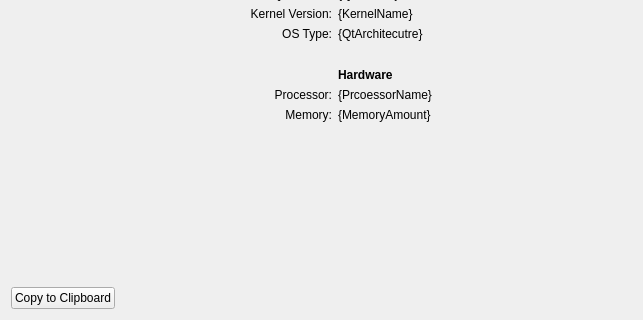
Before: the Qt Designer form Modules/about-distro/src/Module.ui in KDE/kinfocenter, drawn with Qt 5; both pictures show x 0 to 643 and y 266 to 586 of the 643 by 586 pixel window.
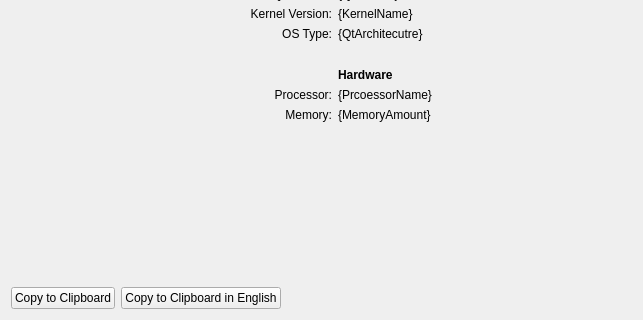
After: the same form once the commit is applied. Icons and pictures are not drawn.

Commit message:
Copy to Clipboard in English
Summary:
Add a new button to copy to clipboard in English for usage in bug report. This
doesn't affect existing copy button which copy translated information for usage in local
forum, etc.

{F6504795}

Copied example:

Operating System: openSUSE Tumbleweed 20181219
KDE Frameworks Version: 5.53.0
Qt Version: 5.12.0
Kernel Version: 4.19.8-1-default
OS Type: 64-bit
Processors: 8 × Intel® Core™ i7-4710MQ CPU @ 2.50GHz
Memory: 7.7 GiB

Reviewers: #plasma, ngraham

Reviewed By: ngraham

Subscribers: ngraham, plasma-devel

Tags: #plasma

Patch:
```diff
--- a/Modules/about-distro/src/Module.ui
+++ b/Modules/about-distro/src/Module.ui
@@ -367,6 +367,20 @@
       </widget>
      </item>
      <item row="0" column="1">
+         <widget class="QPushButton" name="pushButtonCopyInfoInEnglish">
+             <property name="toolTip">
+                 <string>Copy software and hardware information to clipboard in English</string>
+             </property>
+             <property name="text">
+                 <string>Copy to Clipboard in English</string>
+             </property>
+             <property name="icon">
+                 <iconset theme="edit-copy">
+                     <normaloff>.</normaloff>.</iconset>
+             </property>
+         </widget>
+     </item>
+     <item row="0" column="2">
       <spacer name="horizontalSpacer_2">
        <property name="orientation">
         <enum>Qt::Horizontal</enum>
```
The commit also changes 2 other files.
